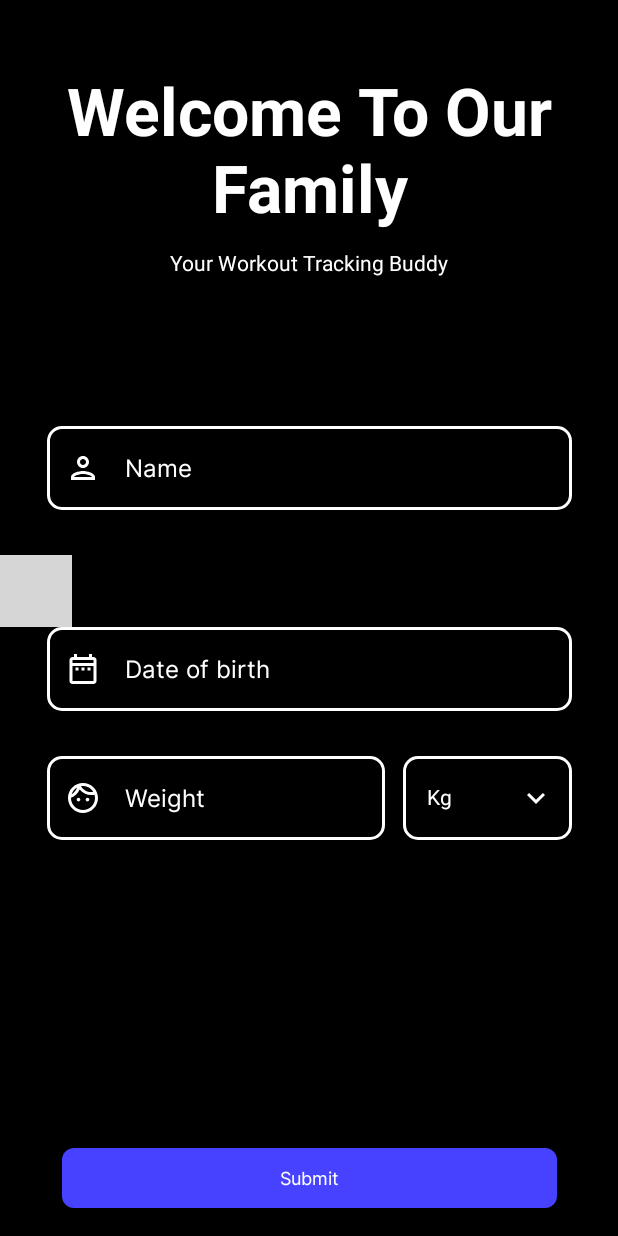
After one commit to bhattshrey24/Power-App, an Android app built with Jetpack Compose: the composable WelcomeScreen shown on its own in the app's theme, on a phone screen of 412 x 824 dp. The commit adds this screen. Run offline under Robolectric (Android 15) with nearby library versions, the phone set to English and light mode, and no system bars; libraries missing offline, so code that uses them is left out: com.maxkeppeker.sheets, com.maxkeppeler.sheets; 4 statements that could not run were skipped; grey boxes are pictures that could not be loaded.

Commit message:
welcome to our family page added

```diff
--- a/app/src/main/java/com/example/powerapp/domain/models/User.kt
+++ b/app/src/main/java/com/example/powerapp/domain/models/User.kt
@@ -1,12 +1,12 @@
 package com.example.powerapp.domain.models
 
 import com.example.powerapp.domain.models.enums.Weight
-import java.time.LocalDateTime
+import java.time.LocalDate
 
 data class User (
     val userId:Int,
     val name:Int,
     val age:Int,
-    val dob: LocalDateTime,
+    val dob: LocalDate,
     val weight: Weight
 )
--- /dev/null
+++ b/app/src/main/java/com/example/powerapp/presentation/common_compose/CustomButtons.kt
@@ -0,0 +1,35 @@
+package com.example.powerapp.presentation.common_compose
+
+import androidx.compose.foundation.layout.fillMaxWidth
+import androidx.compose.foundation.layout.padding
+import androidx.compose.foundation.shape.RoundedCornerShape
+import androidx.compose.material3.Button
+import androidx.compose.material3.ButtonDefaults
+import androidx.compose.material3.Text
+import androidx.compose.runtime.Composable
+import androidx.compose.ui.Modifier
+import androidx.compose.ui.graphics.Color
+import androidx.compose.ui.unit.Dp
+import androidx.compose.ui.unit.dp
+import com.example.powerapp.ui.theme.ThemeConst
+
+@Composable
+fun ButtonPrimary(
+    onClick: () -> Unit,
+    modifier: Modifier = Modifier,
+    buttonText: String,
+    cornerRadius: Dp = ThemeConst.CornerRadius.small,
+    buttonTextColor: Color = ThemeConst.MyColors.TextPri,
+    backgroundColor: Color = ThemeConst.MyColors.SurfaceSec
+) = Button(
+    onClick = onClick,
+    modifier = modifier
+        .fillMaxWidth()
+        .padding(horizontal = 10.dp),
+    colors = ButtonDefaults.buttonColors(
+        contentColor = buttonTextColor,
+        containerColor = backgroundColor,
+    ), shape = RoundedCornerShape(cornerRadius)
+) {
+    Text(text = buttonText)
+}
--- /dev/null
+++ b/app/src/main/java/com/example/powerapp/presentation/common_compose/CustomTextFields.kt
@@ -0,0 +1,396 @@
+package com.example.powerapp.presentation.common_compose
+
+import androidx.compose.foundation.background
+import androidx.compose.foundation.border
+import androidx.compose.foundation.clickable
+import androidx.compose.foundation.layout.Arrangement
+import androidx.compose.foundation.layout.Box
+import androidx.compose.foundation.layout.Column
+import androidx.compose.foundation.layout.Row
+import androidx.compose.foundation.layout.Spacer
+import androidx.compose.foundation.layout.fillMaxWidth
+import androidx.compose.foundation.layout.height
+import androidx.compose.foundation.layout.padding
+import androidx.compose.foundation.layout.width
+import androidx.compose.foundation.shape.RoundedCornerShape
+import androidx.compose.foundation.text.KeyboardActions
+import androidx.compose.foundation.text.KeyboardOptions
+import androidx.compose.material.icons.Icons
+import androidx.compose.material.icons.filled.KeyboardArrowDown
+import androidx.compose.material.icons.filled.KeyboardArrowUp
+import androidx.compose.material.icons.outlined.DateRange
+import androidx.compose.material.icons.outlined.Face
+import androidx.compose.material3.Button
+import androidx.compose.material3.ButtonDefaults
+import androidx.compose.material3.Divider
+import androidx.compose.material3.DropdownMenuItem
+import androidx.compose.material3.ExperimentalMaterial3Api
+import androidx.compose.material3.ExposedDropdownMenuBox
+import androidx.compose.material3.Icon
+import androidx.compose.material3.Text
+import androidx.compose.material3.TextField
+import androidx.compose.material3.TextFieldDefaults
+import androidx.compose.runtime.Composable
+import androidx.compose.runtime.derivedStateOf
+import androidx.compose.runtime.getValue
+import androidx.compose.runtime.mutableStateOf
+import androidx.compose.runtime.remember
+import androidx.compose.runtime.saveable.rememberSaveable
+import androidx.compose.runtime.setValue
+import androidx.compose.ui.Modifier
+import androidx.compose.ui.graphics.Color
+import androidx.compose.ui.text.TextStyle
+import androidx.compose.ui.text.input.KeyboardType
+import androidx.compose.ui.tooling.preview.Preview
+import androidx.compose.ui.unit.Dp
+import androidx.compose.ui.unit.dp
+import com.example.powerapp.ui.theme.ThemeConst
+import com.maxkeppeker.sheets.core.models.base.rememberSheetState
+import com.maxkeppeler.sheets.calendar.CalendarDialog
+import com.maxkeppeler.sheets.calendar.models.CalendarConfig
+import com.maxkeppeler.sheets.calendar.models.CalendarSelection
+import java.time.LocalDate
+import java.time.format.DateTimeFormatter
+
+
+
+@OptIn(ExperimentalMaterial3Api::class)
+@Composable
+fun TextFieldPrimary(
+    isError: Boolean = false,
+    errorMessage: String = "",
+    modifier: Modifier = Modifier,
+    containerColor: Color = Color.Transparent,
+    borderColor: Color = Color.White,
+    valueTextColor: Color = Color.White,
+    labelTextColor: Color = ThemeConst.MyColors.TextPri,
+    readOnly: Boolean = false,
+    enabled: Boolean = true,
+    text: String,
+    label: String,
+    cornerRadius: Dp = ThemeConst.CornerRadius.medium,
+    borderRadius: Dp = 2.dp,
+    onTextChange: (String) -> Unit,
+    keyboardOptions: KeyboardOptions = KeyboardOptions(keyboardType = KeyboardType.Text),
+    trailingIcon: @Composable (() -> Unit)? = null,
+    leadingIcon: @Composable (() -> Unit)? = null,
+    keyboardActions: KeyboardActions,
+) = TextField(
+    label = if (label.isEmpty()) {
+        null
+    } else {
+        { Text(text = label, color = labelTextColor) }
+    },
+    value = text,
+    leadingIcon = leadingIcon,
+    modifier = if (!isError) {
+        Modifier
+            .fillMaxWidth()
+            .border(
+                width = borderRadius,
+                color = borderColor,
+                shape = RoundedCornerShape(cornerRadius)
+            )
+    } else {
+        Modifier
+            .fillMaxWidth()
+            .border(
+                width = borderRadius,
+                color = ThemeConst.MyColors.ErrorCol,
+                shape = RoundedCornerShape(cornerRadius)
+            )
+    },
+    readOnly = readOnly,
+    enabled = enabled,
+    trailingIcon = trailingIcon,
+    keyboardOptions = keyboardOptions,
+    onValueChange = onTextChange,
+    keyboardActions = keyboardActions,
+    singleLine = true,
+    colors = TextFieldDefaults.textFieldColors(
+        textColor = valueTextColor,
+        containerColor = containerColor,
+        cursorColor = Color.White,
+        focusedIndicatorColor = Color.Transparent,
+        unfocusedIndicatorColor = Color.Transparent,
+        disabledIndicatorColor = Color.Transparent,
+        focusedLabelColor = Color.White,
+        unfocusedLabelColor = Color.White
+    ),
+    textStyle = TextStyle(color = valueTextColor)
+)
+
+@OptIn(ExperimentalMaterial3Api::class)
+@Composable
+fun CustomTextFieldWithError(
+    isError: Boolean = false,
+    errorMessage: String = "",
+    modifier: Modifier = Modifier,
+    valueTextColor: Color = Color.White,
+    readOnly: Boolean = false,
+    enabled: Boolean = true,
+    text: String,
+    label: String,
+    onTextChange: (String) -> Unit,
+    keyboardOptions: KeyboardOptions = KeyboardOptions(keyboardType = KeyboardType.Text),
+    trailingIcon: @Composable (() -> Unit)? = null,
+    leadingIcon: @Composable (() -> Unit)? = null,
+    keyboardActions: KeyboardActions,
+) {
+    Column(modifier = modifier) {
+        TextFieldPrimary(
+            label = label,
+            text = text,
+            leadingIcon = leadingIcon,
+            modifier = modifier,
+            readOnly = readOnly,
+            enabled = enabled,
+            trailingIcon = trailingIcon,
+            keyboardOptions = keyboardOptions,
+            onTextChange = onTextChange,
+            keyboardActions = keyboardActions,
+            valueTextColor = valueTextColor,
+            isError = isError
+        )
+        if (isError) {
+            Text(text = errorMessage, color = ThemeConst.MyColors.ErrorCol)
+        } else {
+            Spacer(modifier = Modifier.height(20.dp))
+        }
+    }
+}
+
+
+@Preview
+@Composable
+fun MyEditCompose() {
+
+//        var textState = remember { mutableStateOf("") }
+//        TextFieldA(
+//            text = textState.value,
+//            onTextChange = { textState.value = it },
+//            label = "Name",
+//            onSubmit = {Log.d("Debug!", "Pressed done")}
+//        )
+
+    // 3)
+//        MyBasicTextField(
+//            text = textState.value,
+//            label = "Name",
+//            onTextChange = { textState.value = it },
+//            onSubmit = {})
+
+    // 4)
+//        val listOfItems = listOf("KG", "Lbs")
+//        val expanded = remember { mutableStateOf(false) }
+//        val selectedText = remember { mutableStateOf(listOfItems[0]) }
+//
+//        DropDownMenu2(
+//            listOfItems = listOfItems,
+//            onExpandedChange = { expanded.value = !expanded.value },
+//            onDismiss = {
+//                expanded.value = false
+//            },
+//            onSelect = { text ->
+//                selectedText.value = text
+//                expanded.value = false
+//            },
+//            selectedText = selectedText.value,
+//            isExpanded = expanded.value
+//        )
+
+    //  TextFieldWithDropDown(text = "", onTextChange = {})
+
+//        val pickedDate = remember {
+//            mutableStateOf(LocalDate.now())
+//        }
+//        TextFieldWithCalender(
+//            pickedDate = LocalDate.now(),
+//            onDateSelect =
+//            CalendarSelection.Date { date ->
+//                pickedDate.value = date
+//            }
+//        )
+
+
+}
+
+@Composable
+fun TextFieldWithDropDown(
+    modifier: Modifier = Modifier,
+    isError: Boolean = false,
+    errorMessage: String = "",
+    text: String,
+    onTextChange: (String) -> Unit,
+    keyboardOptions: KeyboardOptions = KeyboardOptions(keyboardType = KeyboardType.Decimal),
+    keyboardActions: KeyboardActions
+) {
+    val listOfItems = listOf("Kg", "Lbs")
+    val expanded = remember { mutableStateOf(false) }
+    val selectedText = remember { mutableStateOf(listOfItems[0]) }
+    Row(
+        modifier = modifier.fillMaxWidth(),
+        horizontalArrangement = Arrangement.SpaceBetween
+    ) {
+        CustomTextFieldWithError(
+            modifier = Modifier.weight(2f),
+            text = text,
+            keyboardActions = keyboardActions,
+            onTextChange = onTextChange,
+            label = "Weight",
+            leadingIcon = {
+                Icon(
+                    imageVector = Icons.Outlined.Face,
+                    contentDescription = "",
+                    tint = Color.White
+                )
+            },
+            keyboardOptions = keyboardOptions,
+            isError = isError,
+            errorMessage = errorMessage
+        )
+        Spacer(modifier = Modifier.width(12.dp))
+        DropDownMenu(
+            modifier = Modifier.weight(1f),
+            listOfItems = listOfItems,
+            onExpandedChange = { expanded.value = !expanded.value },
+            onDismiss = {
+                expanded.value = false
+            },
+            onSelect = { text ->
+                selectedText.value = text
+                expanded.value = false
+            },
+            selectedText = selectedText.value,
+            isExpanded = expanded.value
+        )
+    }
+
+}
+
+@OptIn(ExperimentalMaterial3Api::class)
+@Composable
+fun DropDownMenu(
+    modifier: Modifier = Modifier,
+    listOfItems: List<String>,
+    onExpandedChange: (Boolean) -> Unit,
+    onDismiss: () -> Unit,
+    onSelect: (String) -> Unit,
+    isExpanded: Boolean,
+    selectedText: String,
+    keyboardActions: KeyboardActions = KeyboardActions {}
+) {
+    Box(
+        modifier = modifier
+            .width(200.dp)
+        // .padding(16.dp)
+    ) {
+        ExposedDropdownMenuBox(
+            expanded = isExpanded,
+            onExpandedChange = onExpandedChange
+        ) {
+
+            TextFieldPrimary(
+                text = selectedText,
+                onTextChange = {},
+                label = "",
+                readOnly = true,
+                modifier = Modifier.menuAnchor(),
+                keyboardActions = keyboardActions,
+                trailingIcon = {
+                    if (!isExpanded) {
+                        Icon(
+                            Icons.Default.KeyboardArrowDown,
+                            contentDescription = "Localized description",
+                            tint = Color.White
+                        )
+                    } else {
+                        Icon(
+                            Icons.Default.KeyboardArrowUp,
+                            contentDescription = "Localized description",
+                            tint = Color.White
+                        )
+                    }
+                }
+            )
+
+            ExposedDropdownMenu(
+                modifier = Modifier
+                    .background(ThemeConst.MyColors.Background)
+                    .border(
+                        width = 2.dp,
+                        color = Color.White,
+                        shape = RoundedCornerShape(ThemeConst.CornerRadius.medium)
+                    ),
+                expanded = isExpanded,
+                onDismissRequest = onDismiss
+            ) {
+                for (i in listOfItems.indices) {
+                    DropdownMenuItem(
+                        modifier = Modifier.background(ThemeConst.MyColors.Background),
+                        text = { Text(text = listOfItems[i], color = ThemeConst.MyColors.TextPri) },
+                        onClick = {
+                            onSelect(listOfItems[i])
+                        }
+                    )
+                    if (i != listOfItems.size - 1) {
+                        Divider(thickness = 2.dp, color = Color.White)
+                    }
+                }
+            }
+        }
+    }
+}
+
+
+@OptIn(ExperimentalMaterial3Api::class)
+@Composable
+fun TextFieldWithCalender(
+    textFieldModifier: Modifier = Modifier,
+    pickedDate: LocalDate,
+    onDateSelect: CalendarSelection,
+    isError: Boolean = false,
+    errorMessage: String = "",
+    keyboardActions: KeyboardActions = KeyboardActions { }
+) {
+    val calenderState = rememberSheetState()
+
+    val formattedDate = remember {
+        derivedStateOf {
+            DateTimeFormatter.ofPattern("MM dd yyyy").format(pickedDate)
+        }
+    }
+
+    CalendarDialog(
+        state = calenderState,
+        config = CalendarConfig(
+            monthSelection = true,
+            yearSelection = true,
+        ),
+        selection = onDateSelect
+    )
+    CustomTextFieldWithError(
+        valueTextColor = Color.White,
+        text = if (pickedDate == LocalDate.now()) {
+            ""
+        } else {
+            "$pickedDate"
+        },
+        onTextChange = {},
+        label = "Date of birth",
+        enabled = false,
+        modifier = textFieldModifier
+            .clickable { calenderState.show() },
+        readOnly = true,
+        leadingIcon = {
+            Icon(
+                imageVector = Icons.Outlined.DateRange,
+                contentDescription = "",
+                tint = Color.White
+            )
+        },
+        isError = isError,
+        errorMessage = errorMessage,
+        keyboardActions = keyboardActions
+    )
+}
--- /dev/null
+++ b/app/src/main/java/com/example/powerapp/presentation/screens/WelcomeScreen.kt
@@ -0,0 +1,195 @@
+package com.example.powerapp.presentation.screens
+
+import android.os.Bundle
+import android.util.Log
+import androidx.compose.foundation.layout.Column
+import androidx.compose.foundation.layout.Spacer
+import androidx.compose.foundation.layout.fillMaxHeight
+import androidx.compose.foundation.layout.fillMaxSize
+import androidx.compose.foundation.layout.fillMaxWidth
+import androidx.compose.foundation.layout.height
+import androidx.compose.foundation.layout.padding
+import androidx.compose.foundation.layout.width
+import androidx.compose.foundation.rememberScrollState
+import androidx.compose.foundation.text.KeyboardActions
+import androidx.compose.material.icons.Icons
+import androidx.compose.material.icons.outlined.DateRange
+import androidx.compose.material.icons.outlined.Person
+import androidx.compose.material3.ExperimentalMaterial3Api
+import androidx.compose.material3.Icon
+import androidx.compose.material3.Surface
+import androidx.compose.material3.Text
+import androidx.compose.material3.TextField
+import androidx.compose.runtime.Composable
+import androidx.compose.runtime.getValue
+import androidx.compose.runtime.mutableStateOf
+import androidx.compose.runtime.remember
+import androidx.compose.runtime.saveable.rememberSaveable
+import androidx.compose.runtime.setValue
+import androidx.compose.ui.Alignment
+import androidx.compose.ui.Modifier
+import androidx.compose.ui.focus.FocusDirection
+import androidx.compose.ui.graphics.Color
+import androidx.compose.ui.platform.LocalConfiguration
+import androidx.compose.ui.platform.LocalContext
+import androidx.compose.ui.platform.LocalDensity
+import androidx.compose.ui.platform.LocalFocusManager
+import androidx.compose.ui.platform.LocalView
+import androidx.compose.ui.res.stringResource
+import androidx.compose.ui.text.TextStyle
+import androidx.compose.ui.text.font.FontStyle
+import androidx.compose.ui.text.font.FontWeight
+import androidx.compose.ui.text.style.TextAlign
+import androidx.compose.ui.tooling.preview.Preview
+import androidx.compose.ui.unit.dp
+import androidx.compose.ui.unit.sp
+import com.example.powerapp.ui.theme.ThemeConst
+import com.example.powerapp.R
+import com.example.powerapp.presentation.common_compose.ButtonPrimary
+import com.example.powerapp.presentation.common_compose.CustomTextFieldWithError
+import com.example.powerapp.presentation.common_compose.TextFieldPrimary
+import com.example.powerapp.presentation.common_compose.TextFieldWithCalender
+import com.example.powerapp.presentation.common_compose.TextFieldWithDropDown
+import com.maxkeppeler.sheets.calendar.models.CalendarSelection
+import java.time.LocalDate
+import java.time.Period
+import java.time.temporal.ChronoUnit
+
+@Preview
+@Composable
+fun welcomeScreenPreview() {
+    //welcomeScreen()
+    WelcomeScreen()
+}
+
+
+@Composable
+fun WelcomeScreen() {
+
+    val focusManager = LocalFocusManager.current
+
+    val nameIsEmptyErrorMsg = "Name cannot be empty"
+    val invalidWeightErrorMsg = "Weight is not valid"
+    val invalidDateOfBirthErrorMsg = "Age cannot be less than 12 years or more than 100 years"
+
+    var isNameValidated by rememberSaveable { mutableStateOf(true) }
+    var isAgeValidated by rememberSaveable { mutableStateOf(true) }
+    var isWeightValidated by rememberSaveable { mutableStateOf(true) }
+
+    var name by rememberSaveable { mutableStateOf("") }
+    var weight by rememberSaveable { mutableStateOf(0.0) }
+    var pickedDate by rememberSaveable { mutableStateOf(LocalDate.now()) }
+
+    Surface(
+        color = ThemeConst.MyColors.Background,
+        modifier = Modifier.fillMaxSize()
+    ) {
+        Column(modifier = Modifier.fillMaxSize()) {
+
+            Spacer(modifier = Modifier.height(50.dp))
+
+            Text(
+                text = stringResource(id = R.string.welcome_big),
+                color = ThemeConst.MyColors.TextPri,
+                style = TextStyle(fontSize = 44.sp, fontWeight = FontWeight.Bold),
+                modifier = Modifier
+                    .padding(
+                        bottom = 15.dp
+                    )
+                    .width((LocalConfiguration.current.screenWidthDp * 0.8).dp)
+                    .align(Alignment.CenterHorizontally),
+                textAlign = TextAlign.Center
+            )
+
+            Text(
+                text = stringResource(id = R.string.welcome_small),
+                color = ThemeConst.MyColors.TextPri,
+                style = TextStyle(fontSize = ThemeConst.FontSize.titleSmall),
+                modifier = Modifier
+                    .padding(
+                        bottom = 100.dp
+                    )
+                    .align(Alignment.CenterHorizontally)
+            )
+
+            CustomTextFieldWithError(
+                text = name,
+                onTextChange = { name = it },
+                label = "Name",
+                keyboardActions = KeyboardActions(
+                    onNext = { focusManager.moveFocus(FocusDirection.Down) }
+                ),
+                modifier = Modifier
+                    .align(Alignment.CenterHorizontally)
+                    .width((LocalConfiguration.current.screenWidthDp * 0.85).dp),
+                leadingIcon = {
+                    Icon(
+                        imageVector = Icons.Outlined.Person,
+                        contentDescription = "",
+                        tint = Color.White
+                    )
+                },
+                isError = !isNameValidated,
+                errorMessage = nameIsEmptyErrorMsg
+            )
+
+            Spacer(modifier = Modifier.height(10.dp))
+
+            TextFieldWithCalender(
+                textFieldModifier = Modifier
+                    .align(Alignment.CenterHorizontally)
+                    .width((LocalConfiguration.current.screenWidthDp * 0.85).dp),
+                pickedDate = pickedDate,
+                onDateSelect =
+                CalendarSelection.Date { date ->
+                    pickedDate = date
+                },
+                isError = !isAgeValidated,
+                errorMessage = invalidDateOfBirthErrorMsg
+            )
+            Spacer(modifier = Modifier.height(10.dp))
+            TextFieldWithDropDown(
+                text = if (weight == 0.0) {
+                    ""
+                } else {
+                    "$weight"
+                },
+                onTextChange = { weight = it.toDouble() },
+                modifier = Modifier
+                    .align(Alignment.CenterHorizontally)
+                    .width((LocalConfiguration.current.screenWidthDp * 0.85).dp),
+                isError = !isWeightValidated,
+                errorMessage = invalidWeightErrorMsg,
+                keyboardActions = KeyboardActions(
+                    onNext = { focusManager.moveFocus(FocusDirection.Down) }
+                ),
+            )
+            Spacer(modifier = Modifier.height((LocalConfiguration.current.screenHeightDp * 0.22).dp))
+            ButtonPrimary(
+                onClick = {
+                    // todo
+                    //   add room and add user data in that and go to bottom
+                    //     naviagtion after data is added to DB
+                    isNameValidated = validateName(name)
+                    isWeightValidated = validateWeight(weight)
+                    isAgeValidated = validateAge(pickedDate)
+                    if (isNameValidated&&isAgeValidated&&isWeightValidated) {
+                        Log.d("Debug!!", "Data validated")
+                    } else {
+                        Log.d("Debug!!", "Data not validated")
+                    }
+                },
+                buttonText = "Submit",
+                modifier = Modifier
+                    .align(Alignment.CenterHorizontally)
+                    .width((LocalConfiguration.current.screenWidthDp * 0.85).dp)
+            )
+        }
+    }
+}
+fun validateName(name: String) = name.isNotBlank()
+fun validateAge(pickedDate: LocalDate) = Period.between(
+    pickedDate,
+    LocalDate.now()
+).years in 13..99
+fun validateWeight(weight: Double) = weight > 35 && weight < 1000
--- a/app/src/main/res/values/strings.xml
+++ b/app/src/main/res/values/strings.xml
@@ -1,3 +1,5 @@
 <resources>
     <string name="app_name">Power App</string>
+    <string name="welcome_big">Welcome To Our Family</string>
+    <string name="welcome_small">Your Workout Tracking Buddy</string>
 </resources>
```
Also changed, not shown: app/build.gradle.kts (+12 -1 lines), app/src/main/java/com/example/powerapp/MainActivity.kt (+10 -1 lines), app/src/main/java/com/example/powerapp/domain/utils/DateTimeFunctions.kt (added, +67 -0 lines), app/src/main/java/com/example/powerapp/ui/theme/ThemeConst.kt (+7 -6 lines), app/src/main/java/com/example/powerapp/ui/theme/Theme.kt (line endings or trailing spaces).
